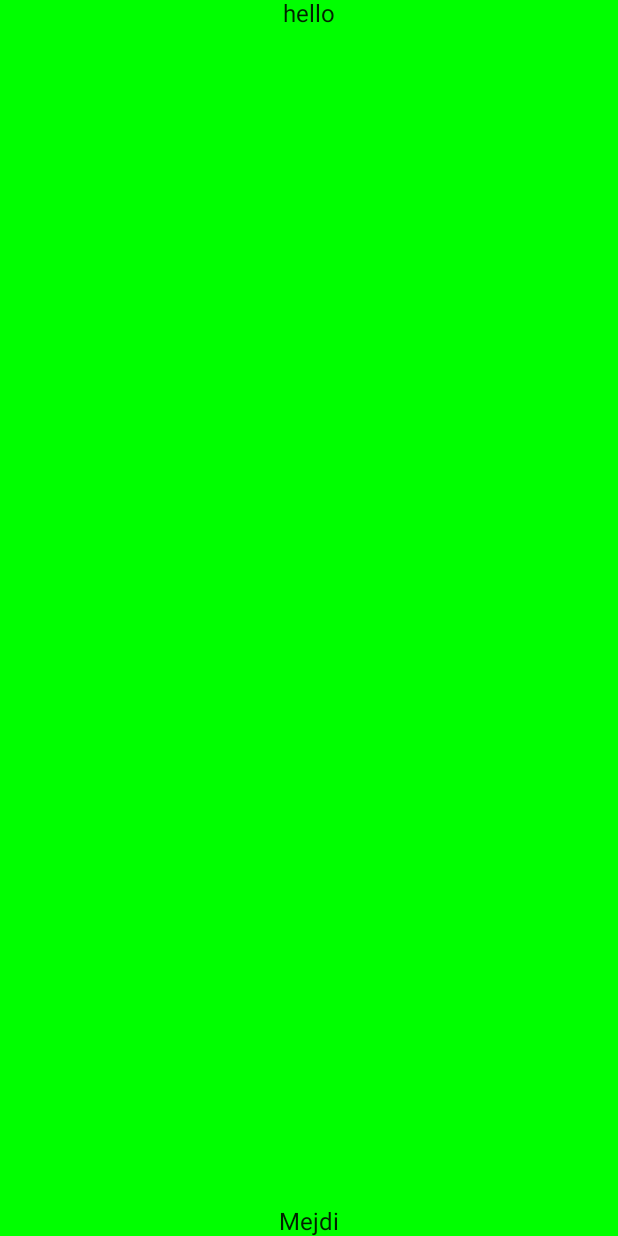
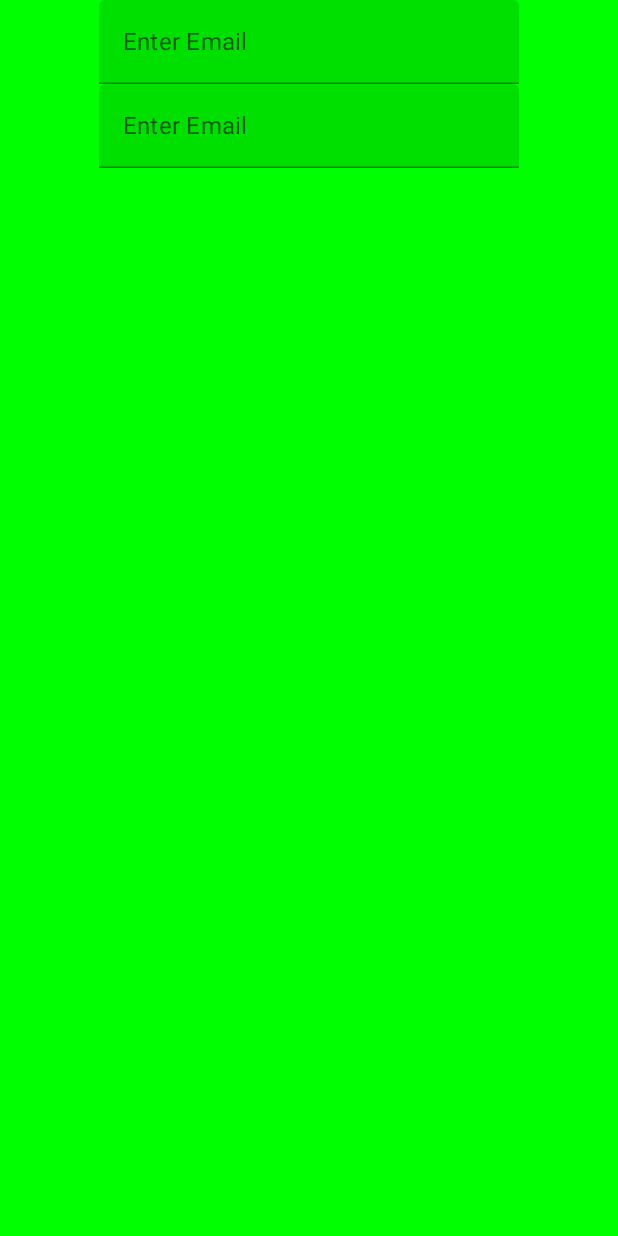
Before and after one commit to mejdi14/Classic-Art-Meets-Compose, an Android app built with Jetpack Compose: the screen it shows after launch (MainActivity), on a phone screen of 412 x 824 dp. Before the commit the screen is almost empty. Run offline under Robolectric (Android 15) with nearby library versions, the phone set to English and light mode, and no system bars.

Commit message:
trying using placeholder

```diff
--- a/app/src/main/java/com/example/studio_ghibli_meets_compose/MainActivity.kt
+++ b/app/src/main/java/com/example/studio_ghibli_meets_compose/MainActivity.kt
@@ -7,9 +7,7 @@ import androidx.compose.foundation.background
 import androidx.compose.foundation.layout.Arrangement
 import androidx.compose.foundation.layout.Column
 import androidx.compose.foundation.layout.fillMaxSize
-import androidx.compose.material.MaterialTheme
-import androidx.compose.material.Surface
-import androidx.compose.material.Text
+import androidx.compose.material.*
 import androidx.compose.runtime.Composable
 import androidx.compose.ui.Alignment
 import androidx.compose.ui.Modifier
@@ -30,10 +28,9 @@ class MainActivity : ComponentActivity() {
                     Column(
                         horizontalAlignment = Alignment.CenterHorizontally,
                         modifier = Modifier.background(color = Color.Green),
-                        verticalArrangement = Arrangement.SpaceBetween
                     ) {
-                        Text("hello")
-                        Text("Mejdi")
+                        TextField(value = "", onValueChange = {}, placeholder = { Text("Enter Email") })
+                        TextField(value = "", onValueChange = {}, placeholder = { Text("Enter Email") })
                     }
                 }
             }
```
